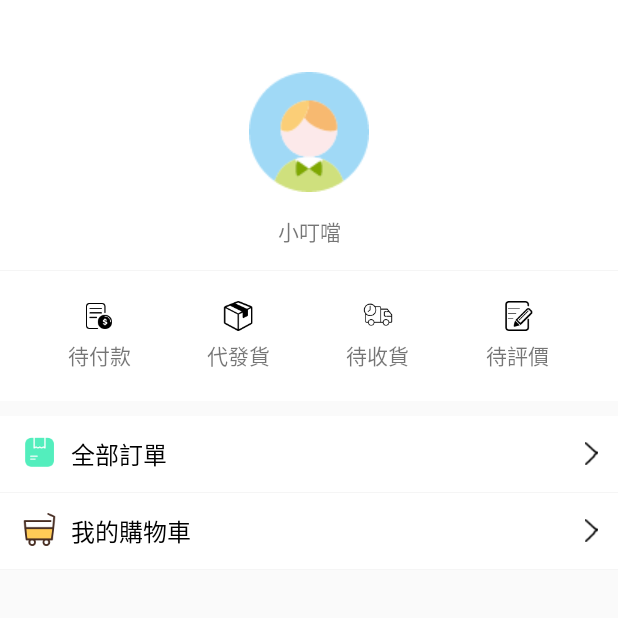
After one commit to 17710622616/YouCouponShopping, an Android app: the MineActivity screen opened directly, with no data from a screen before it, on a phone screen of 412 x 824 dp, the top half of it. The commit adds this screen. Run offline under Robolectric (Android 15) with nearby library versions, the phone set to English and light mode, and no system bars; libraries missing offline, so code that uses them is left out: com.alibaba.baichuan; 1 statement that could not run was skipped.

Commit message:
集成淘寶登錄我的 集成淘寶我的所有類型訂單 集成淘寶我的購物車

```diff
--- a/app/src/main/AndroidManifest.xml
+++ b/app/src/main/AndroidManifest.xml
@@ -17,6 +17,7 @@
                 <category android:name="android.intent.category.LAUNCHER" />
             </intent-filter>
         </activity>
+        <activity android:name=".YouActivity.MineActivity"/>
     </application>
 
 </manifest>
--- a/app/src/main/java/com/youcoupon/john_li/youcouponshopping/MainActivity.java
+++ b/app/src/main/java/com/youcoupon/john_li/youcouponshopping/MainActivity.java
@@ -1,13 +1,57 @@
 package com.youcoupon.john_li.youcouponshopping;
 
+import android.content.Intent;
 import android.support.v7.app.AppCompatActivity;
 import android.os.Bundle;
+import android.view.View;
+import android.widget.TextView;
+import android.widget.Toast;
+
+import com.ali.auth.third.core.callback.LoginCallback;
+import com.ali.auth.third.core.model.Session;
+import com.ali.auth.third.login.LoginService;
+import com.alibaba.baichuan.android.trade.adapter.login.AlibcLogin;
+import com.alibaba.baichuan.android.trade.callback.AlibcLoginCallback;
+import com.youcoupon.john_li.youcouponshopping.YouActivity.MineActivity;
 
 public class MainActivity extends AppCompatActivity {
-
+    private TextView doLoginTv, mineTv;
     @Override
     protected void onCreate(Bundle savedInstanceState) {
         super.onCreate(savedInstanceState);
         setContentView(R.layout.activity_main);
+
+        doLoginTv = (TextView) findViewById(R.id.taobao_login);
+        doLoginTv.setOnClickListener(new View.OnClickListener() {
+            @Override
+            public void onClick(View v) {
+                login();
+            }
+        });
+        mineTv = (TextView) findViewById(R.id.taobao_mine);
+        mineTv.setOnClickListener(new View.OnClickListener() {
+            @Override
+            public void onClick(View v) {
+                startActivity(new Intent(MainActivity.this, MineActivity.class));
+            }
+        });
+    }
+
+    /**
+     * 登录
+     */
+    public void login() {
+        AlibcLogin alibcLogin = AlibcLogin.getInstance();
+        alibcLogin.showLogin(this, new AlibcLoginCallback() {
+            @Override
+            public void onSuccess() {
+                Toast.makeText(MainActivity.this, "登录成功 ", Toast.LENGTH_LONG).show();
+            }
+
+            @Override
+            public void onFailure(int i, String s) {
+                Toast.makeText(MainActivity.this, "登录失敗 ", Toast.LENGTH_LONG).show();
+            }
+        });
     }
 }
--- /dev/null
+++ b/app/src/main/java/com/youcoupon/john_li/youcouponshopping/YouActivity/MineActivity.java
@@ -0,0 +1,134 @@
+package com.youcoupon.john_li.youcouponshopping.YouActivity;
+
+import android.os.Bundle;
+import android.support.annotation.Nullable;
+import android.view.View;
+import android.widget.LinearLayout;
+import android.widget.Toast;
+
+import com.alibaba.baichuan.android.trade.AlibcTrade;
+import com.alibaba.baichuan.android.trade.callback.AlibcTradeCallback;
+import com.alibaba.baichuan.android.trade.model.AlibcShowParams;
+import com.alibaba.baichuan.android.trade.model.OpenType;
+import com.alibaba.baichuan.android.trade.model.TradeResult;
+import com.alibaba.baichuan.android.trade.page.AlibcBasePage;
+import com.alibaba.baichuan.android.trade.page.AlibcMyCartsPage;
+import com.alibaba.baichuan.android.trade.page.AlibcMyOrdersPage;
+import com.youcoupon.john_li.youcouponshopping.R;
+
+import java.util.HashMap;
+import java.util.Map;
+
+/**
+ * 我的界面
+ * Created by John_Li on 21/5/2018.
+ */
+
+public class MineActivity extends BaseActivity implements View.OnClickListener {
+    private LinearLayout obligationLL, toBeSendLL, waitForReceivingLL, toEvaluateLL, allOrderLL, shoppingCartLL;
+    private AlibcShowParams alibcShowParams;//页面打开方式，默认，H5，Native
+    private Map<String, String> exParams;//yhhpass参数
+    @Override
+    protected void onCreate(@Nullable Bundle savedInstanceState) {
+        super.onCreate(savedInstanceState);
+        setContentView(R.layout.activity_mine);
+        initView();
+        setListener();
+        initData();
+    }
+
+    @Override
+    public void initView() {
+        allOrderLL = findViewById(R.id.mine_all_order);
+        obligationLL = findViewById(R.id.mine_obligation);
+        toBeSendLL = findViewById(R.id.mine_to_be_send);
+        waitForReceivingLL = findViewById(R.id.mine_wait_for_receiving);
+        toEvaluateLL = findViewById(R.id.mine_to_evaluate);
+        shoppingCartLL = findViewById(R.id.mine_shopping_cart);
+    }
+
+    @Override
+    public void setListener() {
+        allOrderLL.setOnClickListener(this);
+        obligationLL.setOnClickListener(this);
+        toBeSendLL.setOnClickListener(this);
+        waitForReceivingLL.setOnClickListener(this);
+        toEvaluateLL.setOnClickListener(this);
+        shoppingCartLL.setOnClickListener(this);
+    }
+
+    @Override
+    public void initData() {
+        alibcShowParams = new AlibcShowParams(OpenType.Auto, false);
+
+        exParams = new HashMap<>();
+        exParams.put("isv_code", "appisvcode");
+        exParams.put("alibaba", "阿里巴巴");//自定义参数部分，可任意增删改
+    }
+
+    @Override
+    public void onClick(View v) {
+        switch (v.getId()) {
+            case R.id.mine_all_order:
+                showAllOrder(0);
+                break;
+            case R.id.mine_obligation:
+                showAllOrder(1);
+                break;
+            case R.id.mine_to_be_send:
+                showAllOrder(2);
+                break;
+            case R.id.mine_wait_for_receiving:
+                showAllOrder(3);
+                break;
+            case R.id.mine_to_evaluate:
+                showAllOrder(4);
+                break;
+            case R.id.mine_shopping_cart:
+                showMyShoppingCart();
+                break;
+        }
+    }
+
+    /**
+     *  顯示我的所有訂單
+     * @param orderType 0：全部；1：待付款；2：待发货；3：待收货；4：待评价
+     */
+    private void showAllOrder(int orderType) {
+        boolean isAllOrder = true; //false 进行订单分域（只展示通过当前app下单的订单），true 显示所有订单
+        AlibcBasePage alibcBasePage = new AlibcMyOrdersPage(orderType, isAllOrder);
+        AlibcTrade.show(this, alibcBasePage, alibcShowParams, null, exParams, new AlibcTradeCallback() {
+            @Override
+            public void onTradeSuccess(TradeResult tradeResult) {
+                //打开电商组件，用户操作中成功信息回调。tradeResult：成功信息（结果类型：加购，支付；支付结果）
+                Toast.makeText(MineActivity.this, "成功打開所有訂單", Toast.LENGTH_LONG).show();
+            }
+
+            @Override
+            public void onFailure(int i, String s) {
+                //打开电商组件，用户操作中错误信息回调。code：错误码；msg：错误信息
+                Toast.makeText(MineActivity.this, "打開失敗", Toast.LENGTH_LONG).show();
+            }
+        });
+    }
+
+    /**
+     * 顯示我的購物車
+     */
+    private void showMyShoppingCart() {
+        AlibcBasePage alibcBasePage = new AlibcMyCartsPage();
+        AlibcTrade.show(this, alibcBasePage, alibcShowParams, null, exParams, new AlibcTradeCallback() {
+            @Override
+            public void onTradeSuccess(TradeResult tradeResult) {
+                //打开电商组件，用户操作中成功信息回调。tradeResult：成功信息（结果类型：加购，支付；支付结果）
+                Toast.makeText(MineActivity.this, "成功打開所有訂單", Toast.LENGTH_LONG).show();
+            }
+
+            @Override
+            public void onFailure(int i, String s) {
+                //打开电商组件，用户操作中错误信息回调。code：错误码；msg：错误信息
+                Toast.makeText(MineActivity.this, "打開失敗", Toast.LENGTH_LONG).show();
+            }
+        });
+    }
+}
--- /dev/null
+++ b/app/src/main/java/com/youcoupon/john_li/youcouponshopping/YouCallback/YouTradeCallback.java
@@ -0,0 +1,8 @@
+package com.youcoupon.john_li.youcouponshopping.YouCallback;
+
+/**
+ * Created by John_Li on 21/5/2018.
+ */
+
+public class YouTradeCallback {
+}
--- a/app/src/main/res/layout/activity_main.xml
+++ b/app/src/main/res/layout/activity_main.xml
@@ -1,18 +1,21 @@
 <?xml version="1.0" encoding="utf-8"?>
-<android.support.constraint.ConstraintLayout xmlns:android="http://schemas.android.com/apk/res/android"
-    xmlns:app="http://schemas.android.com/apk/res-auto"
-    xmlns:tools="http://schemas.android.com/tools"
+<LinearLayout xmlns:android="http://schemas.android.com/apk/res/android"
+    android:orientation="vertical"
     android:layout_width="match_parent"
     android:layout_height="match_parent"
-    tools:context="com.youcoupon.john_li.youcouponshopping.MainActivity">
+    android:gravity="center">
 
     <TextView
+        android:id="@+id/taobao_login"
         android:layout_width="wrap_content"
         android:layout_height="wrap_content"
-        android:text="Hello World!"
-        app:layout_constraintBottom_toBottomOf="parent"
-        app:layout_constraintLeft_toLeftOf="parent"
-        app:layout_constraintRight_toRightOf="parent"
-        app:layout_constraintTop_toTopOf="parent" />
+        android:text="doLogin"
+        android:padding="15dp"/>
 
-</android.support.constraint.ConstraintLayout>
+    <TextView
+        android:id="@+id/taobao_mine"
+        android:layout_width="wrap_content"
+        android:layout_height="wrap_content"
+        android:text="我的"
+        android:padding="15dp" />
+</LinearLayout>
--- /dev/null
+++ b/app/src/main/res/layout/activity_mine.xml
@@ -0,0 +1,141 @@
+<?xml version="1.0" encoding="utf-8"?>
+<LinearLayout xmlns:android="http://schemas.android.com/apk/res/android"
+    android:orientation="vertical"
+    android:layout_width="match_parent"
+    android:layout_height="match_parent">
+
+    <LinearLayout
+        android:layout_width="match_parent"
+        android:layout_height="180dp"
+        android:orientation="vertical"
+        android:background="@color/colorWight"
+        android:gravity="center_horizontal|bottom">
+        <ImageView
+            android:layout_width="80dp"
+            android:layout_height="80dp"
+            android:src="@mipmap/head_boy"/>
+
+        <TextView
+            android:layout_width="match_parent"
+            android:layout_height="wrap_content"
+            android:text="小叮噹"
+            android:gravity="center"
+            android:padding="15dp"/>
+    </LinearLayout>
+
+    <View style="@style/underLine"/>
+
+    <LinearLayout
+        android:layout_width="match_parent"
+        android:layout_height="wrap_content"
+        android:orientation="horizontal"
+        android:padding="20dp"
+        android:background="@color/colorWight">
+        <LinearLayout
+            android:id="@+id/mine_obligation"
+            android:layout_width="0dp"
+            android:layout_height="wrap_content"
+            android:layout_weight="1"
+            android:orientation="vertical"
+            android:gravity="center">
+            <ImageView
+                android:layout_width="20dp"
+                android:layout_height="20dp"
+                android:src="@mipmap/mine_obligation"/>
+            <TextView
+                android:layout_width="wrap_content"
+                android:layout_height="wrap_content"
+                android:layout_marginTop="5dp"
+                android:text="待付款"/>
+        </LinearLayout>
+        <LinearLayout
+            android:id="@+id/mine_to_be_send"
+            android:layout_width="0dp"
+            android:layout_height="wrap_content"
+            android:layout_weight="1"
+            android:orientation="vertical"
+            android:gravity="center">
+            <ImageView
+                android:layout_width="20dp"
+                android:layout_height="20dp"
+                android:src="@mipmap/mine_to_be_send"/>
+            <TextView
+                android:layout_width="wrap_content"
+                android:layout_height="wrap_content"
+                android:layout_marginTop="5dp"
+                android:text="代發貨"/>
+        </LinearLayout>
+        <LinearLayout
+            android:id="@+id/mine_wait_for_receiving"
+            android:layout_width="0dp"
+            android:layout_height="wrap_content"
+            android:layout_weight="1"
+            android:orientation="vertical"
+            android:gravity="center">
+            <ImageView
+                android:layout_width="20dp"
+                android:layout_height="20dp"
+                android:src="@mipmap/mine_wait_for_receiving"/>
+            <TextView
+                android:layout_width="wrap_content"
+                android:layout_height="wrap_content"
+                android:layout_marginTop="5dp"
+                android:text="待收貨"/>
+        </LinearLayout>
+
+        <LinearLayout
+            android:id="@+id/mine_to_evaluate"
+            android:layout_width="0dp"
+            android:layout_height="wrap_content"
+            android:layout_weight="1"
+            android:orientation="vertical"
+            android:gravity="center">
+            <ImageView
+                android:layout_width="20dp"
+                android:layout_height="20dp"
+                android:src="@mipmap/mine_to_evaluate"/>
+            <TextView
+                android:layout_width="wrap_content"
+                android:layout_height="wrap_content"
+                android:layout_marginTop="5dp"
+                android:text="待評價"/>
+        </LinearLayout>
+    </LinearLayout>
+
+    <LinearLayout
+        android:id="@+id/mine_all_order"
+        android:orientation="horizontal"
+        android:layout_marginTop="10dp"
+        style="@style/mineLinearLayout">
+        <ImageView
+            style="@style/MineItemImageView"
+            android:src="@mipmap/all_order"/>
+
+        <TextView
+            style="@style/MineItemTextView"
+            android:text="全部訂單"/>
+
+        <ImageView
+            style="@style/MineItemImageNext"/>
+    </LinearLayout>
+
+    <View style="@style/underLine"/>
+
+    <LinearLayout
+        android:id="@+id/mine_shopping_cart"
+        android:orientation="horizontal"
+        style="@style/mineLinearLayout">
+        <ImageView
+            style="@style/MineItemImageView"
+            android:src="@mipmap/shopping_cart"/>
+
+        <TextView
+            style="@style/MineItemTextView"
+            android:text="我的購物車"/>
+
+        <ImageView
+            style="@style/MineItemImageNext"/>
+    </LinearLayout>
+
+    <View style="@style/underLine"/>
+</LinearLayout>
--- a/app/src/main/res/values/styles.xml
+++ b/app/src/main/res/values/styles.xml
@@ -8,4 +8,43 @@
         <item name="colorAccent">@color/colorAccent</item>
     </style>
 
+    <style name="mineLinearLayout">
+        <item name="android:layout_width">match_parent</item>
+        <item name="android:layout_height">wrap_content</item>
+        <item name="android:paddingLeft">15dp</item>
+        <item name="android:paddingTop">13dp</item>
+        <item name="android:paddingBottom">13dp</item>
+        <item name="android:background">@color/colorWight</item>
+    </style>
+
+    <style name="MineItemTextView">
+        <item name="android:layout_width">0dp</item>
+        <item name="android:layout_height">wrap_content</item>
+        <item name="android:layout_weight">1</item>
+        <item name="android:textColor">@color/colorBlack</item>
+        <item name="android:textSize">16sp</item>
+        <item name="android:layout_gravity">center_vertical</item>
+    </style>
+
+    <style name="MineItemImageView">
+        <item name="android:layout_width">22dp</item>
+        <item name="android:layout_height">22dp</item>
+        <item name="android:layout_marginRight">10dp</item>
+        <item name="android:scaleType">fitCenter</item>
+    </style>
+
+    <style name="MineItemImageNext">
+        <item name="android:layout_width">15dp</item>
+        <item name="android:layout_height">15dp</item>
+        <item name="android:scaleType">fitCenter</item>
+        <item name="android:layout_gravity">center_vertical</item>
+        <item name="android:src">@mipmap/next_black</item>
+        <item name="android:layout_marginRight">10dp</item>
+    </style>
+
+    <style name="underLine">
+        <item name="android:layout_width">match_parent</item>
+        <item name="android:layout_height">0.1dp</item>
+        <item name="android:background">@color/colorMineGray</item>
+    </style>
 </resources>
```
Also changed, not shown: app/src/main/res/drawable/yw_1222.jpg, app/src/main/res/mipmap-hdpi/all_order.png (added), app/src/main/res/mipmap-hdpi/head_boy.png (added), app/src/main/res/mipmap-hdpi/mine_obligation.png (added), app/src/main/res/mipmap-hdpi/mine_to_be_send.png (added), app/src/main/res/mipmap-hdpi/mine_to_evaluate.png (added), app/src/main/res/mipmap-hdpi/mine_wait_for_receiving.png (added), app/src/main/res/mipmap-hdpi/next_black.png (added), app/src/main/res/mipmap-hdpi/shopping_cart.png (added).
